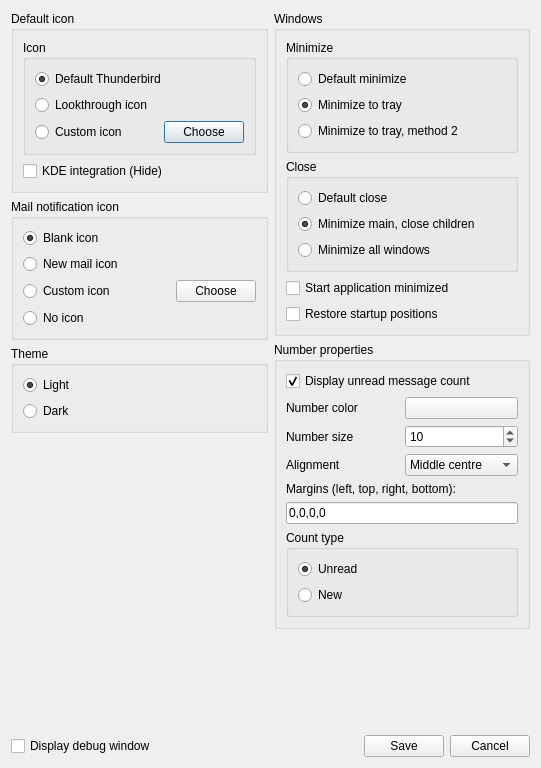
Qt form app/SysTray-X/preferences.ui (Ximi1970/systray-x) before a commit.
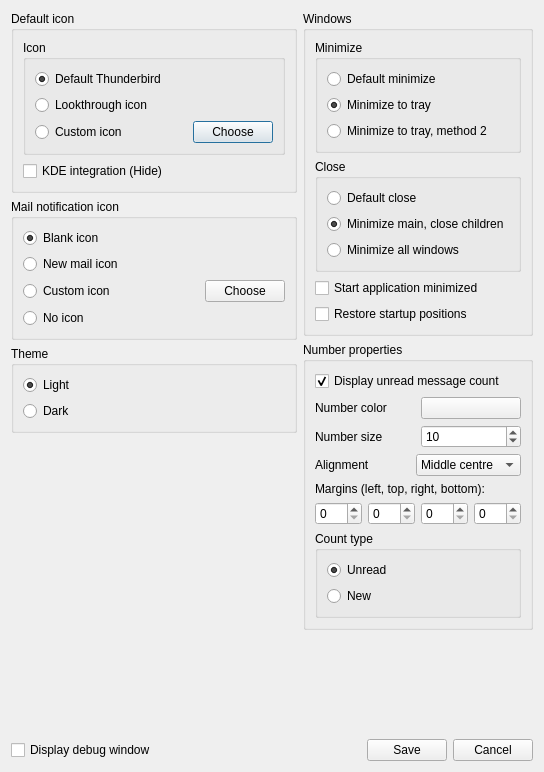
The same form after that commit. Icons and pictures are not drawn.

Commit message: Add alignment and margins options

```diff
--- a/app/SysTray-X/preferences.ui
+++ b/app/SysTray-X/preferences.ui
@@ -6,8 +6,8 @@
    <rect>
     <x>0</x>
     <y>0</y>
-    <width>541</width>
-    <height>768</height>
+    <width>544</width>
+    <height>772</height>
    </rect>
   </property>
   <property name="windowTitle">
@@ -562,17 +562,36 @@
            </widget>
           </item>
           <item>
-           <widget class="QLineEdit" name="numberMarginsLineEdit">
-            <property name="inputMask">
-             <string notr="true"/>
-            </property>
-            <property name="text">
-             <string>0,0,0,0</string>
-            </property>
-            <property name="maxLength">
-             <number>16</number>
-            </property>
-           </widget>
+           <layout class="QHBoxLayout" name="horizontalLayout_10">
+            <item>
+             <widget class="QSpinBox" name="numberMarginLeftSpinBox">
+              <property name="maximum">
+               <number>999</number>
+              </property>
+             </widget>
+            </item>
+            <item>
+             <widget class="QSpinBox" name="numberMarginTopSpinBox">
+              <property name="maximum">
+               <number>999</number>
+              </property>
+             </widget>
+            </item>
+            <item>
+             <widget class="QSpinBox" name="numberMarginRightSpinBox">
+              <property name="maximum">
+               <number>999</number>
+              </property>
+             </widget>
+            </item>
+            <item>
+             <widget class="QSpinBox" name="numberMarginBottomSpinBox">
+              <property name="maximum">
+               <number>999</number>
+              </property>
+             </widget>
+            </item>
+           </layout>
           </item>
           <item>
            <widget class="QGroupBox" name="countTypeGroupBox">
```
Left out of the diff: 6 changed lines with no effect on the pictures. The commit also changes 5 other files.
